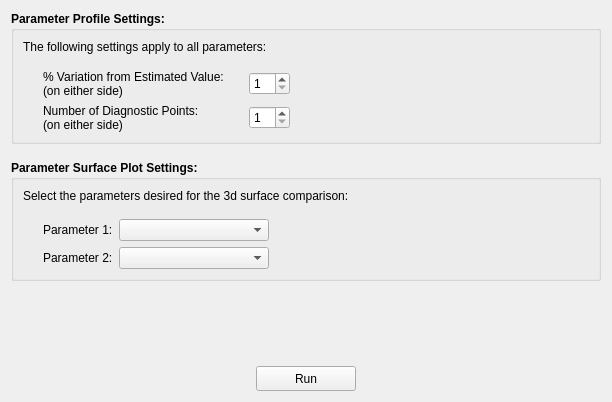
The window that MSSPM_Main/forms/Diagnostic/Diagnostic_Tab01.ui (nmfs-fish-tools/MSSPM) describes before a commit, drawn with Qt 5.
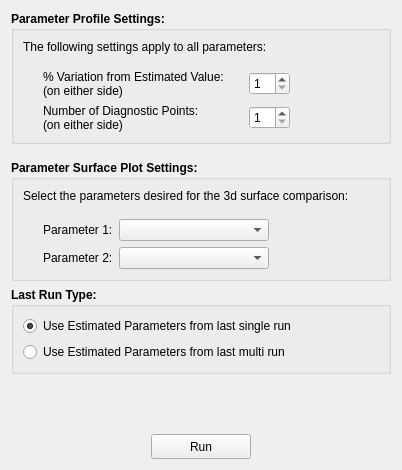
The same window after the commit.

The edit to the form file:
```diff
--- a/MSSPM_Main/forms/Diagnostic/Diagnostic_Tab01.ui
+++ b/MSSPM_Main/forms/Diagnostic/Diagnostic_Tab01.ui
@@ -6,8 +6,8 @@
    <rect>
     <x>0</x>
     <y>0</y>
-    <width>612</width>
-    <height>402</height>
+    <width>402</width>
+    <height>470</height>
    </rect>
   </property>
   <property name="sizePolicy">
@@ -19,7 +19,7 @@
   <property name="windowTitle">
    <string>Form</string>
   </property>
-  <layout class="QVBoxLayout" name="verticalLayout_3">
+  <layout class="QVBoxLayout" name="verticalLayout_4">
    <item>
     <widget class="QGroupBox" name="Diagnostic_Tab1_ParameterGB">
      <property name="font">
@@ -413,6 +413,92 @@
      </layout>
     </widget>
    </item>
+   <item>
+    <widget class="QGroupBox" name="groupBox_2">
+     <property name="font">
+      <font>
+       <weight>75</weight>
+       <bold>true</bold>
+      </font>
+     </property>
+     <property name="title">
+      <string>Last Run Type:</string>
+     </property>
+     <layout class="QVBoxLayout" name="verticalLayout_3">
+      <item>
+       <widget class="QRadioButton" name="Diagnostic_Tab1_UseLastSingleRunRB">
+        <property name="sizePolicy">
+         <sizepolicy hsizetype="Fixed" vsizetype="Fixed">
+          <horstretch>0</horstretch>
+          <verstretch>0</verstretch>
+         </sizepolicy>
+        </property>
+        <property name="minimumSize">
+         <size>
+          <width>300</width>
+          <height>0</height>
+         </size>
+        </property>
+        <property name="maximumSize">
+         <size>
+          <width>300</width>
+          <height>16777215</height>
+         </size>
+        </property>
+        <property name="font">
+         <font>
+          <weight>50</weight>
+          <bold>false</bold>
+         </font>
+        </property>
+        <property name="layoutDirection">
+         <enum>Qt::LeftToRight</enum>
+        </property>
+        <property name="text">
+         <string>Use Estimated Parameters from last single run</string>
+        </property>
+        <property name="checked">
+         <bool>true</bool>
+        </property>
+       </widget>
+      </item>
+      <item>
+       <widget class="QRadioButton" name="Diagnostic_Tab1_UseLastMultiRunRB">
+        <property name="sizePolicy">
+         <sizepolicy hsizetype="Fixed" vsizetype="Fixed">
+          <horstretch>0</horstretch>
+          <verstretch>0</verstretch>
+         </sizepolicy>
+        </property>
+        <property name="minimumSize">
+         <size>
+          <width>300</width>
+          <height>0</height>
+         </size>
+        </property>
+        <property name="maximumSize">
+         <size>
+          <width>320</width>
+          <height>16777215</height>
+         </size>
+        </property>
+        <property name="font">
+         <font>
+          <weight>50</weight>
+          <bold>false</bold>
+         </font>
+        </property>
+        <property name="layoutDirection">
+         <enum>Qt::LeftToRight</enum>
+        </property>
+        <property name="text">
+         <string>Use Estimated Parameters from last multi run</string>
+        </property>
+       </widget>
+      </item>
+     </layout>
+    </widget>
+   </item>
    <item>
     <spacer name="verticalSpacer_4">
      <property name="orientation">
```
